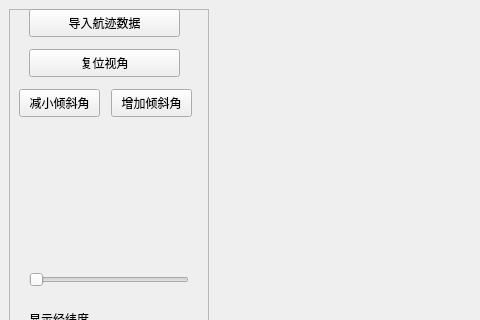
The window that mainwindow.ui (aegean000/OSGEarthUAV3D) describes before a commit, drawn with Qt 5; both pictures show x 0 to 480 and y 0 to 320 of the 972 by 600 pixel window.
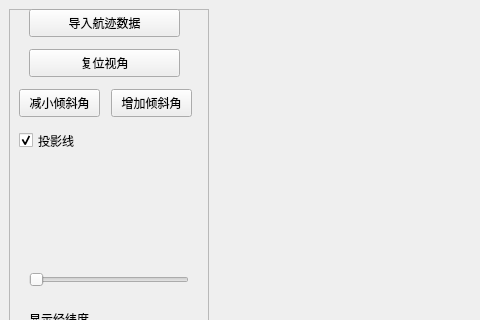
The same window after the commit.

Commit message:
feat: 实现无人机垂直投影线功能及显影控制
1. 新增垂直投影线：在无人机下方实时绘制指向地面的垂直线，增强 3D 空间感。
2. 动态地形采样：投影线地面端点支持自动采样 osgEarth 地形高度，确保贴合地面。
3. 显影切换控制：在 UI 界面增加复选框，支持一键切换投影线的显示与隐藏。
4. 代码优化：重构了 MoveCallback，将投影线顶点更新逻辑整合进动画循环。

The edit to the form file:
```diff
--- a/mainwindow.ui
+++ b/mainwindow.ui
@@ -182,6 +182,31 @@
         <string>增加倾斜角</string>
        </property>
       </widget>
+      <widget class="QCheckBox" name="checkShowProjection">
+       <property name="enabled">
+        <bool>true</bool>
+       </property>
+       <property name="geometry">
+        <rect>
+         <x>10</x>
+         <y>120</y>
+         <width>71</width>
+         <height>23</height>
+        </rect>
+       </property>
+       <property name="text">
+        <string>投影线</string>
+       </property>
+       <property name="checkable">
+        <bool>true</bool>
+       </property>
+       <property name="checked">
+        <bool>true</bool>
+       </property>
+       <property name="tristate">
+        <bool>false</bool>
+       </property>
+      </widget>
      </widget>
     </item>
     <item>
```
Left out of the diff: 9 changed lines with no effect on the pictures. The commit also changes 2 other files.
